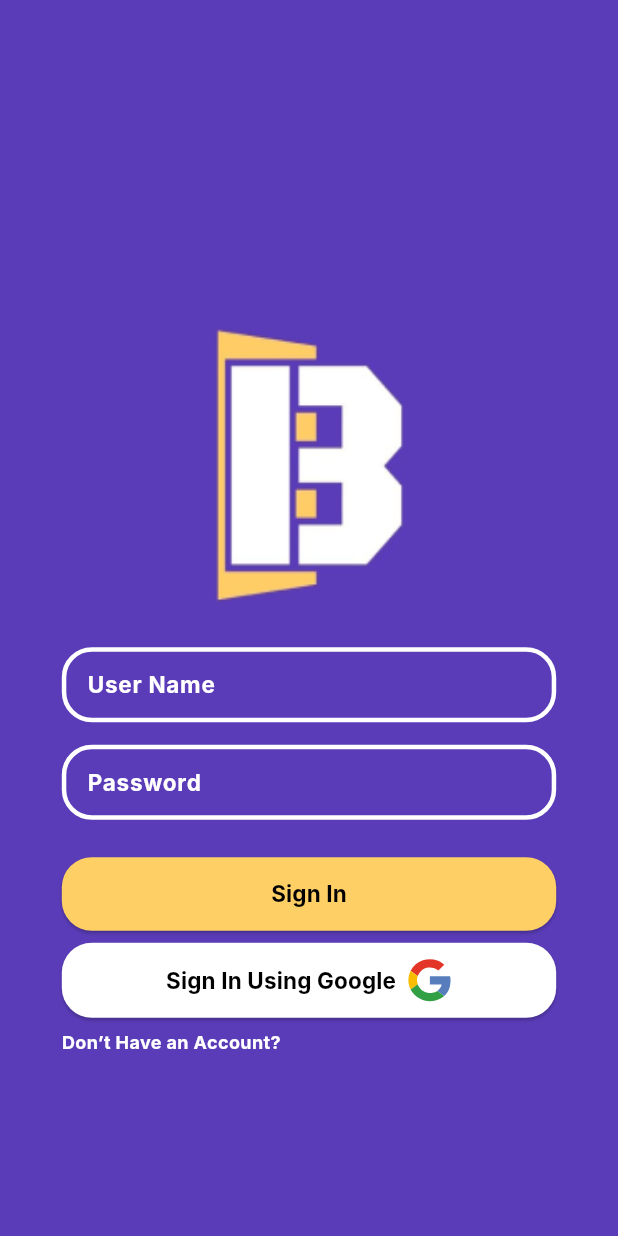
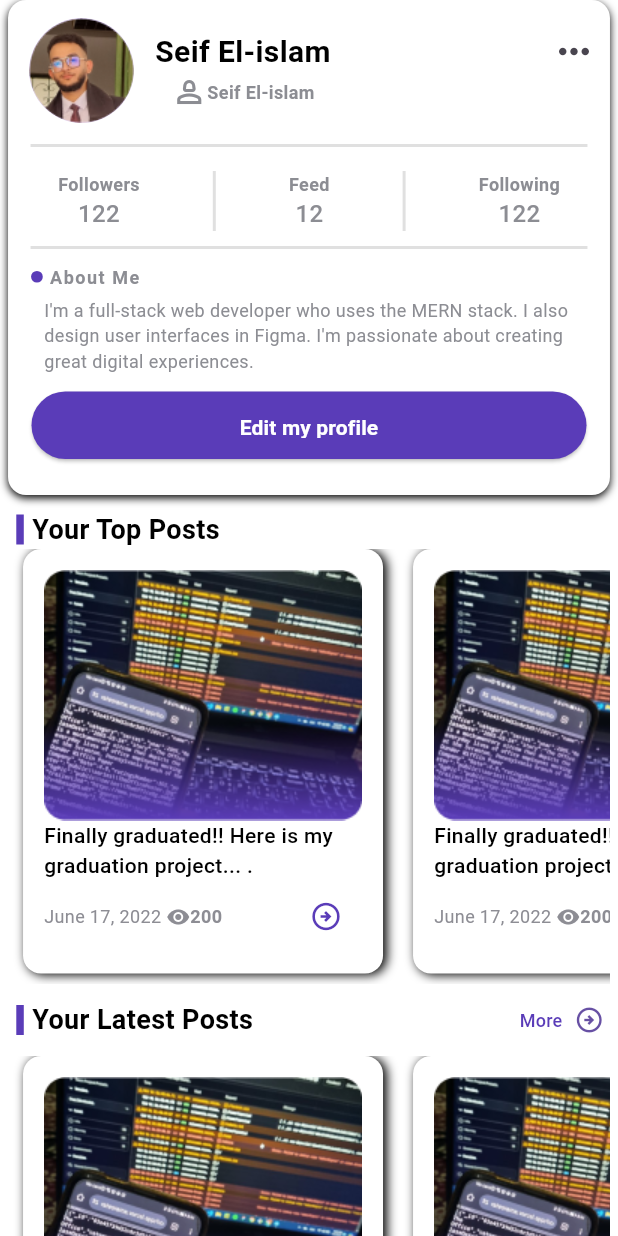
Before and after one commit to Abdelrazek-m/buh_blog_app, a Flutter app: the screen it shows after launch, after a tap on "Sign In", on a phone screen of 412 x 824 dp. Run offline on Flutter 3.47's test engine with Material 3 defaults, Android fonts, the phone set to English and light mode, and no system bars; our stand-ins replace flutter_animation_progress_bar, flutter_svg, go_router; Roboto replaces fonts that are missing (Inter, Poppins).

Commit message:
profile page

```diff
--- a/lib/core/utils/assets.dart
+++ b/lib/core/utils/assets.dart
@@ -1,5 +1,7 @@
 class AssetsData {
   static const logo = "assets/images/logo.png";
+  static const pic1 = "assets/images/pic1.png";
   static const secondLogo = "assets/images/SecondLogo.png";
+  static const profilepic = "assets/images/Mask.png";
   static const googleSvg = "assets/images/google.svg";
 }
--- a/lib/core/utils/routes.dart
+++ b/lib/core/utils/routes.dart
@@ -1,5 +1,6 @@
 import 'package:buh_blog_app/features/auth/presentation/view/sign_in_view.dart';
 import 'package:buh_blog_app/features/auth/presentation/view/sign_up_view.dart';
+import 'package:buh_blog_app/features/profile/presentation/view/profile_view.dart';
 import 'package:buh_blog_app/features/splash/presentation/view/splash_view.dart';
 import 'package:flutter/material.dart';
 
@@ -9,6 +10,7 @@ class RoutesApp {
   static const homeView = "/homeView";
   static const signInView = "/signInView";
   static const signUpView = "/signUpView";
+  static const profileView = "/profileView";
   static final router = GoRouter(
     routes: [
       GoRoute(
@@ -16,10 +18,28 @@ class RoutesApp {
         builder: (context, state) => const SplashView(),
       ),
       GoRoute(
+        path: profileView,
+        pageBuilder: (context, state) {
+          return CustomTransitionPage(
+            transitionDuration: const Duration(seconds: 1),
+            key: state.pageKey,
+            child: const ProfileView(),
+            transitionsBuilder:
+                (context, animation, secondaryAnimation, child) {
+              return FadeTransition(
+                alwaysIncludeSemantics: true,
+                opacity: animation,
+                child: child,
+              );
+            },
+          );
+        },
+      ),
+      GoRoute(
         path: signInView,
         pageBuilder: (context, state) {
           return CustomTransitionPage(
-            transitionDuration: Duration(seconds: 1),
+            transitionDuration: const Duration(seconds: 1),
             key: state.pageKey,
             child: const SignInView(),
             transitionsBuilder:
@@ -37,13 +57,13 @@ class RoutesApp {
         path: signUpView,
         pageBuilder: (context, state) {
           return CustomTransitionPage(
-         transitionDuration: Duration(seconds: 1),
+            transitionDuration: const Duration(seconds: 1),
             key: state.pageKey,
             child: const SignUpView(),
             transitionsBuilder:
                 (context, animation, secondaryAnimation, child) {
               return FadeTransition(
-               alwaysIncludeSemantics: true,
+                alwaysIncludeSemantics: true,
                 opacity: animation,
                 child: child,
               );
--- a/lib/features/auth/presentation/view/wedgits/custom_sigin_button.dart
+++ b/lib/features/auth/presentation/view/wedgits/custom_sigin_button.dart
@@ -1,20 +1,24 @@
 import 'package:buh_blog_app/core/constants/app_text_styles.dart';
 import 'package:flutter/material.dart';
+import 'package:go_router/go_router.dart';
 
 class CustomSignInButton extends StatelessWidget {
   final String title;
-  const CustomSignInButton({super.key, required this.title});
+  final String route;
+  const CustomSignInButton(
+      {super.key, required this.title, required this.route});
 
   @override
   Widget build(BuildContext context) {
     return ElevatedButton(
         style: const ButtonStyle(
-
             shape: WidgetStatePropertyAll(RoundedRectangleBorder(
                 borderRadius: BorderRadius.all(Radius.circular(20)))),
             padding: WidgetStatePropertyAll(EdgeInsetsDirectional.all(14)),
             backgroundColor: WidgetStatePropertyAll(Color(0xFFFECF65))),
-        onPressed: () {},
+        onPressed: () {
+          GoRouter.of(context).push(route);
+        },
         child: Text(
           title,
           style: AppTextStyles.textStyle24
--- a/lib/features/auth/presentation/view/wedgits/sign_in_view_body.dart
+++ b/lib/features/auth/presentation/view/wedgits/sign_in_view_body.dart
@@ -1,7 +1,6 @@
 import 'package:buh_blog_app/core/constants/app_colors.dart';
 import 'package:buh_blog_app/core/constants/app_text_styles.dart';
 import 'package:buh_blog_app/core/utils/routes.dart';
-import 'package:buh_blog_app/features/auth/presentation/view/sign_up_view.dart';
 import 'package:buh_blog_app/features/auth/presentation/view/wedgits/custom_second_logo.dart';
 import 'package:buh_blog_app/features/auth/presentation/view/wedgits/custom_sigin_button.dart';
 import 'package:buh_blog_app/features/auth/presentation/view/wedgits/custom_text_field.dart';
@@ -24,8 +23,8 @@ class _SignInViewBodyState extends State<SignInViewBody>
   void initState() {
     super.initState();
     _animationController =
-        AnimationController(vsync: this, duration: Duration(seconds: 2));
-    slideAnimation = Tween(begin: Offset(0, -.3), end: Offset(0, 0))
+        AnimationController(vsync: this, duration: const Duration(seconds: 2));
+    slideAnimation = Tween(begin: const Offset(0, -.3), end: const Offset(0, 0))
         .animate(_animationController);
     _animationController.forward();
   }
@@ -63,6 +62,7 @@ class _SignInViewBodyState extends State<SignInViewBody>
                   height: 25,
                 ),
                 const CustomSignInButton(
+                  route: RoutesApp.profileView,
                   title: "Sign In",
                 ),
                 const SizedBox(
--- a/lib/features/auth/presentation/view/wedgits/signup_view_body.dart
+++ b/lib/features/auth/presentation/view/wedgits/signup_view_body.dart
@@ -84,6 +84,7 @@ class _SignupViewBodyState extends State<SignupViewBody>
             height: 20,
           ),
             const CustomSignInButton(
+                route: RoutesApp.signInView,
               title: "Sign Up",
             ),
             const SizedBox(
--- /dev/null
+++ b/lib/features/profile/presentation/view/profile_view.dart
@@ -0,0 +1,17 @@
+import 'package:buh_blog_app/core/constants/app_colors.dart';
+import 'package:buh_blog_app/features/profile/presentation/view/wedgit/profile_viewbody.dart';
+import 'package:flutter/material.dart';
+
+class ProfileView extends StatelessWidget {
+  const ProfileView({super.key});
+
+  @override
+  Widget build(BuildContext context) {
+    return Scaffold(
+      backgroundColor: AppColors.cWhiteColor,
+      // backgroundColor: Colors.amber,
+      body: const SafeArea(
+          child:SingleChildScrollView(child: ProfileViewBody()),),
+    );
+  }
+}
--- /dev/null
+++ b/lib/features/profile/presentation/view/wedgit/count_follow.dart
@@ -0,0 +1,34 @@
+import 'package:buh_blog_app/core/constants/app_text_styles.dart';
+import 'package:flutter/material.dart';
+
+class CountFollow extends StatelessWidget {
+  final String numfollower;
+  final String followName;
+
+  const CountFollow({
+    super.key,
+    required this.numfollower,
+    required this.followName,
+  });
+
+  @override
+  Widget build(BuildContext context) {
+    return Padding(
+      padding: const EdgeInsets.symmetric(horizontal: 25),
+      child: Column(
+        children: [
+          Text(
+            followName,
+            style: AppTextStyles.textStyle12Poppins700
+                .copyWith(color: const Color(0xFF8C8D93)),
+          ),
+          Text(
+            numfollower,
+            style: AppTextStyles.textStyle16
+                .copyWith(color: const Color(0xFF8C8D93)),
+          ),
+        ],
+      ),
+    );
+  }
+}
--- /dev/null
+++ b/lib/features/profile/presentation/view/wedgit/custom_main_button.dart
@@ -0,0 +1,28 @@
+import 'package:buh_blog_app/core/constants/app_colors.dart';
+import 'package:buh_blog_app/core/constants/app_text_styles.dart';
+import 'package:flutter/material.dart';
+
+class CustomMainButton extends StatelessWidget {
+  const CustomMainButton({super.key});
+
+  @override
+  Widget build(BuildContext context) {
+    return ElevatedButton(
+        style: ButtonStyle(
+            shape: const WidgetStatePropertyAll(RoundedRectangleBorder(
+                borderRadius: BorderRadius.all(Radius.circular(24)))),
+            padding:
+                const WidgetStatePropertyAll(EdgeInsetsDirectional.all(14)),
+            backgroundColor: WidgetStatePropertyAll(AppColors.cMainColor)),
+        onPressed: () {
+          // GoRouter.of(context).push(route);
+        },
+        child: Text(
+          "Edit my profile",
+          style: AppTextStyles.textStyle14.copyWith(
+            fontWeight: FontWeight.w700,
+            color: AppColors.cWhiteColor,
+          ),
+        ));
+  }
+}
--- /dev/null
+++ b/lib/features/profile/presentation/view/wedgit/custom_name_picture.dart
@@ -0,0 +1,63 @@
+import 'package:buh_blog_app/core/constants/app_colors.dart';
+import 'package:buh_blog_app/core/constants/app_text_styles.dart';
+import 'package:buh_blog_app/core/utils/assets.dart';
+import 'package:flutter/material.dart';
+
+class CustomNameAndPicture extends StatelessWidget {
+  const CustomNameAndPicture({
+    super.key,
+  });
+
+  @override
+  Widget build(BuildContext context) {
+    return Row(
+      // mainAxisAlignment: MainAxisAlignment.spaceBetween,
+      children: [
+        Container(
+          margin:
+              const EdgeInsets.symmetric(horizontal: 14, vertical: 12),
+          height: 70,
+          width: 70,
+          child: const CircleAvatar(
+            backgroundImage: AssetImage(AssetsData.profilepic),
+          ),
+        ),
+        Column(
+          children: [
+            Text(
+              "Seif El-islam",
+              style: AppTextStyles.textStyle20.copyWith(
+                  fontWeight: FontWeight.w700,
+                  color: AppColors.cBlackColor),
+            ),
+            Row(
+              children: [
+                const Icon(
+                  Icons.person_2_outlined,
+                  color: Color(0xFF8C8D93),
+                ),
+                Text(
+                  "Seif El-islam",
+                  style: AppTextStyles.textStyle12Poppins700.copyWith(
+                      fontWeight: FontWeight.w600,
+                      color: const Color(0xFF8C8D93)),
+                ),
+              ],
+            ),
+          ],
+        ),
+
+
+        const Spacer(),
+        IconButton(
+            padding: const EdgeInsets.only(bottom: 25),
+            onPressed: () {},
+            icon: const Icon(
+
+              Icons.more_horiz_outlined,
+              size: 30,
+            ))
+      ],
+    );
+  }
+}
--- /dev/null
+++ b/lib/features/profile/presentation/view/wedgit/custom_profile_user.dart
@@ -0,0 +1,92 @@
+import 'package:buh_blog_app/core/constants/app_colors.dart';
+import 'package:buh_blog_app/core/constants/app_text_styles.dart';
+import 'package:buh_blog_app/features/profile/presentation/view/wedgit/custom_main_button.dart';
+
+import 'package:buh_blog_app/features/profile/presentation/view/wedgit/custom_name_picture.dart';
+import 'package:buh_blog_app/features/profile/presentation/view/wedgit/following_block.dart';
+import 'package:flutter/material.dart';
+
+
+class CustomProfileUser extends StatelessWidget {
+  const CustomProfileUser({super.key});
+
+  @override
+  Widget build(BuildContext context) {
+    // var sized = MediaQuery.of(context).size;
+    return Container(
+        width: 428,
+        height: 330,
+        decoration: ShapeDecoration(
+          color: AppColors.cWhiteColor,
+          shape: RoundedRectangleBorder(
+            borderRadius: BorderRadius.circular(12),
+          ),
+          shadows: const [
+            BoxShadow(
+              color: Colors.black,
+              blurRadius: 4,
+              offset: Offset(0, 2),
+
+              spreadRadius: 0,
+            )
+          ],
+        ),
+        child: Column(
+          children: [
+            const CustomNameAndPicture(),
+            const Divider(
+              endIndent: 15,
+              height: 6,
+              indent: 15,
+              color: Colors.black12,
+              thickness: 2,
+            ),
+            const SizedBox(
+              height: 14,
+            ),
+            const FollowingBlock(),
+            const Divider(
+              endIndent: 15,
+              height: 22,
+              indent: 15,
+              color: Colors.black12,
+              thickness: 2,
+            ),
+            Padding(
+              padding: const EdgeInsets.symmetric(horizontal: 15),
+              child: Row(
+                children: [
+                  Container(
+                    width: 8.54,
+                    height: 7.82,
+                    decoration: const ShapeDecoration(
+                      color: Color(0xFF5A3CB8),
+                      shape: CircleBorder(),
+                    ),
+                  ),
+                  const SizedBox(
+                    width: 4,
+                  ),
+                  Text(
+                    "About Me",
+                    style: AppTextStyles.textStyle12Poppins700.copyWith(
+                        color: const Color(0xFF8C8D93), letterSpacing: 1),
+                  )
+                ],
+              ),
+            ),
+            Padding(
+              padding:const EdgeInsets.only(left: 24, right: 24, top: 5),
+              child: Text(
+                  style: AppTextStyles.textStyle12Poppins700.copyWith(
+                      color: const Color(0xFF8C8D93), fontWeight: FontWeight.w400),
+                  "I'm a full-stack web developer who uses the MERN stack. I also design user interfaces in Figma. I'm passionate about creating great digital experiences."),
+            ),
+            const SizedBox(
+              height: 12,
+            ),
+            const SizedBox(height: 45, width: 370, child: CustomMainButton())
+          ],
+        ));
+  }
+}
--- /dev/null
+++ b/lib/features/profile/presentation/view/wedgit/following_block.dart
@@ -0,0 +1,43 @@
+import 'package:buh_blog_app/features/profile/presentation/view/wedgit/count_follow.dart';
+import 'package:flutter/material.dart';
+
+class FollowingBlock extends StatelessWidget {
+  const FollowingBlock({
+    super.key,
+  });
+
+  @override
+  Widget build(BuildContext context) {
+    return const Row(
+      mainAxisAlignment: MainAxisAlignment.spaceAround,
+      children: [
+        CountFollow(
+          followName: "Followers",
+          numfollower: "122",
+        ),
+        SizedBox(
+          height: 40,
+          child: VerticalDivider(
+            color: Colors.black12,
+            thickness: 2,
+          ),
+        ),
+        CountFollow(
+          followName: "Feed",
+          numfollower: "12",
+        ),
+        SizedBox(
+          height: 40,
+          child: VerticalDivider(
+            color: Colors.black12,
+            thickness: 2,
+          ),
+        ),
+        CountFollow(
+          followName: "Following",
+          numfollower: "122",
+        ),
+      ],
+    );
+  }
+}
--- /dev/null
+++ b/lib/features/profile/presentation/view/wedgit/listof_top_posts.dart
@@ -0,0 +1,25 @@
+
+import 'package:buh_blog_app/features/profile/presentation/view/wedgit/top_posts.dart';
+import 'package:flutter/material.dart';
+
+class ListOfTopPosts extends StatelessWidget {
+  const ListOfTopPosts({
+    super.key,
+  });
+
+  @override
+  Widget build(BuildContext context) {
+    var sized = MediaQuery.of(context).size;
+    return SizedBox(
+      width: sized.width * 1.3,
+      height: 290,
+      child: ListView.builder(
+          padding: const EdgeInsets.only(right: 17, bottom: 7),
+          itemCount: 5,
+          scrollDirection: Axis.horizontal,
+          itemBuilder: (context, index) {
+            return const TopPosts();
+          }),
+    );
+  }
+}
--- /dev/null
+++ b/lib/features/profile/presentation/view/wedgit/more_button.dart
@@ -0,0 +1,29 @@
+import 'package:buh_blog_app/core/constants/app_colors.dart';
+import 'package:flutter/material.dart';
+
+class MoreButton extends StatelessWidget {
+  const MoreButton({
+    super.key,
+  });
+
+  @override
+  Widget build(BuildContext context) {
+    return ElevatedButton.icon(
+      style: ButtonStyle(
+          padding: WidgetStatePropertyAll(EdgeInsetsGeometry.lerp(
+              const EdgeInsets.all(1), const EdgeInsets.all(1), 0)),
+          iconSize: const WidgetStatePropertyAll(20),
+          elevation: const WidgetStatePropertyAll(0),
+          backgroundColor: WidgetStatePropertyAll(AppColors.cWhiteColor)),
+      onPressed: () {},
+      iconAlignment: IconAlignment.end,
+      icon: const Icon(
+        Icons.arrow_circle_right_outlined,
+      ),
+      label: Text(
+        "More",
+        style: TextStyle(fontSize: 12, color: AppColors.cMainColor),
+      ),
+    );
+  }
+}
--- /dev/null
+++ b/lib/features/profile/presentation/view/wedgit/profile_viewbody.dart
@@ -0,0 +1,50 @@
+
+import 'package:buh_blog_app/features/profile/presentation/view/wedgit/custom_profile_user.dart';
+import 'package:buh_blog_app/features/profile/presentation/view/wedgit/listof_top_posts.dart';
+import 'package:buh_blog_app/features/profile/presentation/view/wedgit/more_button.dart';
+import 'package:buh_blog_app/features/profile/presentation/view/wedgit/title_of_posts.dart';
+import 'package:flutter/cupertino.dart';
+import 'package:flutter/material.dart';
+import 'package:flutter/widgets.dart';
+
+class ProfileViewBody extends StatelessWidget {
+  const ProfileViewBody({super.key});
+
+  @override
+  Widget build(BuildContext context) {
+    var sized = MediaQuery.of(context).size;
+    return Padding(
+      padding: EdgeInsets.only(
+        left: sized.width * .013,
+        right: sized.width * .013,
+      ),
+      child: const Column(
+        children: [
+          CustomProfileUser(),
+          SizedBox(
+            height: 10,
+          ),
+          TitleOfPosts(
+            text: "Your Top Posts",
+          ),
+          ListOfTopPosts(),
+          Row(
+            mainAxisAlignment: MainAxisAlignment.spaceBetween,
+            children: [
+              TitleOfPosts(text: "Your Latest Posts"),
+              MoreButton(),
+            ],
+          ),
+          ListOfTopPosts(),
+          Row(
+            mainAxisAlignment: MainAxisAlignment.spaceBetween,
+            children: [
+            Text(""),
+              MoreButton(),
+            ],
+          ),
+        ],
+      ),
+    );
+  }
+}
--- /dev/null
+++ b/lib/features/profile/presentation/view/wedgit/title_of_posts.dart
@@ -0,0 +1,30 @@
+import 'package:buh_blog_app/core/constants/app_colors.dart';
+import 'package:buh_blog_app/core/constants/app_text_styles.dart';
+import 'package:flutter/material.dart';
+
+class TitleOfPosts extends StatelessWidget {
+  final String text;
+  const TitleOfPosts({
+    super.key, required this.text,
+  });
+
+  @override
+  Widget build(BuildContext context) {
+    return Row(
+      children: [
+        SizedBox(
+          height: 20,
+          child: VerticalDivider(
+            color: AppColors.cMainColor,
+            thickness: 5,
+          ),
+        ),
+        Text(
+          text,
+          style: AppTextStyles.textStyle18.copyWith(
+              color: AppColors.cBlackColor, fontWeight: FontWeight.w600),
+        ),
+      ],
+    );
+  }
+}
--- /dev/null
+++ b/lib/features/profile/presentation/view/wedgit/top_posts.dart
@@ -0,0 +1,78 @@
+import 'package:buh_blog_app/core/constants/app_colors.dart';
+import 'package:buh_blog_app/core/constants/app_text_styles.dart';
+import 'package:buh_blog_app/core/utils/assets.dart';
+import 'package:flutter/material.dart';
+
+class TopPosts extends StatelessWidget {
+  const TopPosts({
+    super.key,
+  });
+
+  @override
+  Widget build(BuildContext context) {
+    return Container(
+      margin: const EdgeInsets.symmetric(
+        horizontal: 10
+      ),
+      padding: const EdgeInsets.only(left: 14, right: 14, top: 14, bottom: 2),
+      width: 240,
+      decoration: ShapeDecoration(
+        color: AppColors.cWhiteColor,
+        shape: RoundedRectangleBorder(
+          borderRadius: BorderRadius.circular(12),
+        ),
+        shadows: const [
+          BoxShadow(
+            color: Colors.black,
+            blurRadius: 5,
+            offset: Offset(2, 1),
+          )
+        ],
+      ),
+      child: Column(
+        children: [
+          Image.asset(AssetsData.pic1),
+          Text(
+            "Finally graduated!! Here is my graduation project... .",
+            style:
+                AppTextStyles.textStyle14.copyWith(fontWeight: FontWeight.w500),
+          ),
+          Row(
+            mainAxisAlignment: MainAxisAlignment.spaceBetween,
+            children: [
+              Row(
+                children: [
+                  Text(
+                    "June 17, 2022 ",
+                    style: AppTextStyles.textStyle12Poppins700.copyWith(
+                      fontWeight: FontWeight.w400,
+                      color: const Color.fromARGB(255, 141, 141, 148),
+                    ),
+                  ),
+                  const Icon(
+                    Icons.visibility,
+                    color: Color.fromARGB(255, 141, 141, 148),
+                    size: 16,
+                  ),
+                  Text(
+                    "200",
+                    style: AppTextStyles.textStyle12Poppins700.copyWith(
+                      color: const Color.fromARGB(255, 141, 141, 148),
+                    ),
+                  ),
+                ],
+              ),
+              IconButton(
+                  onPressed: () {},
+                  icon: Icon(
+                    Icons.arrow_circle_right_outlined,
+                    color: AppColors.cMainColor,
+                    size: 22,
+                  ))
+            ],
+          )
+        ],
+      ),
+    );
+  }
+}
```
Also changed, not shown: assets/images/Mask.png (added), assets/images/pic1.png (added).
